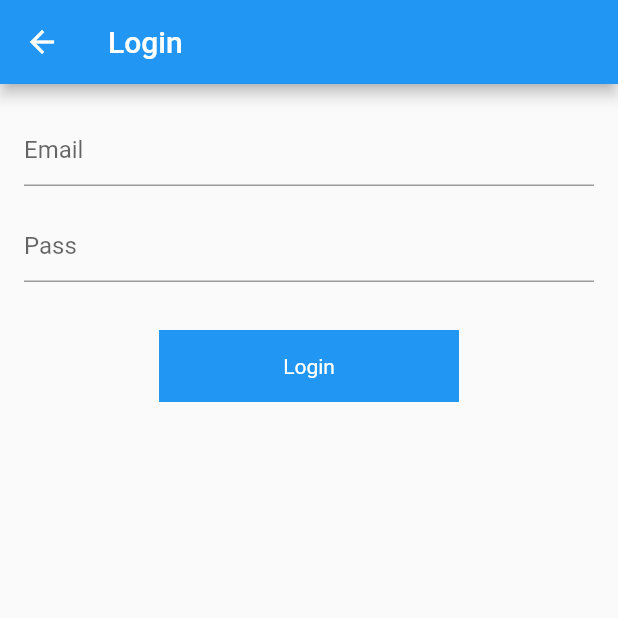
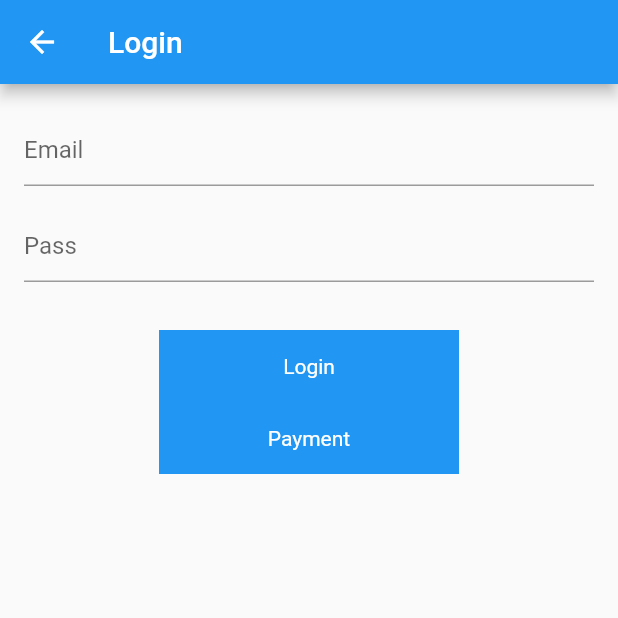
Before and after one commit to gj-btruongpv/vietjet, a Flutter app: the screen it shows after launch, after a tap on "HD Bank", on a phone screen of 412 x 824 dp, the top half of it. Run offline on Flutter 3.47's test engine with Material 2 defaults, Android fonts, the phone set to English and light mode, and no system bars.

Commit message:
add payment
add payment

```diff
--- a/lib/login_screen.dart
+++ b/lib/login_screen.dart
@@ -1,4 +1,5 @@
 import 'package:flutter/material.dart';
+import 'package:vietjet/payment_screen.dart';
 
 class LoginScreen extends StatefulWidget {
   final String url;
@@ -59,6 +60,24 @@ class _LoginScreenState extends State<LoginScreen> {
                   ),
                 ),
               ),
+            ),
+
+            Center(
+              child: InkWell(
+                onTap: () {
+                   Navigator.pushNamed(context, PaymentScreen.routePath);
+                },
+                child: Container(
+                  width: 200,
+                  height: 48,
+                  color: Colors.blue,
+                  alignment: Alignment.center,
+                  child: const Text(
+                    'Payment',
+                    style: TextStyle(color: Colors.white),
+                  ),
+                ),
+              ),
             )
           ],
         ),
--- a/vietjet_example/lib/app_router.dart
+++ b/vietjet_example/lib/app_router.dart
@@ -1,11 +1,13 @@
 import 'package:flutter/material.dart';
 import 'package:vietjet/login_screen.dart';
+import 'package:vietjet/payment_screen.dart';
 
 class AppRouter {
   static GlobalKey<NavigatorState> navigatorKey = GlobalKey<NavigatorState>();
   static Map<String, WidgetBuilder> registerRoutes() {
     return {
       LoginScreen.routePath: (context) => LoginScreen.registerRoute(context),
+      PaymentScreen.routePath: (context) => const PaymentScreen(),
     };
   }
 }
```
Also changed, not shown: lib/payment_screen.dart (added, +16 -0 lines).
